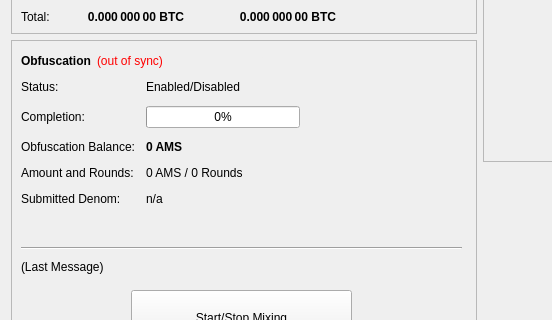
First picture: the form in src/qt/forms/overviewpage.ui, repository webworker01/Ellerium, before the edit; both pictures show x 0 to 552 and y 182 to 502 of the 960 by 615 pixel window.
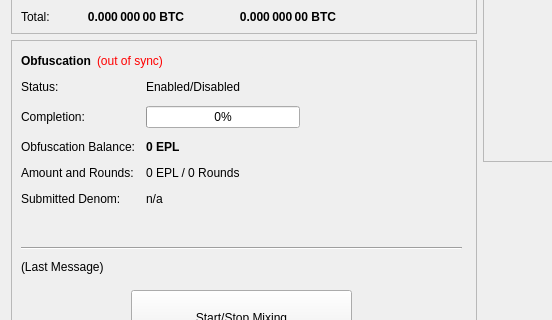
Second picture: the form after the edit.

```diff
--- a/src/qt/forms/overviewpage.ui
+++ b/src/qt/forms/overviewpage.ui
@@ -474,7 +474,7 @@
               </font>
              </property>
              <property name="text">
-              <string notr="true">0 AMS</string>
+              <string notr="true">0 EPL</string>
              </property>
             </widget>
            </item>
@@ -488,7 +488,7 @@
            <item row="3" column="1">
             <widget class="QLabel" name="labelAmountRounds">
              <property name="text">
-              <string>0 AMS / 0 Rounds</string>
+              <string>0 EPL / 0 Rounds</string>
              </property>
             </widget>
            </item>
```
